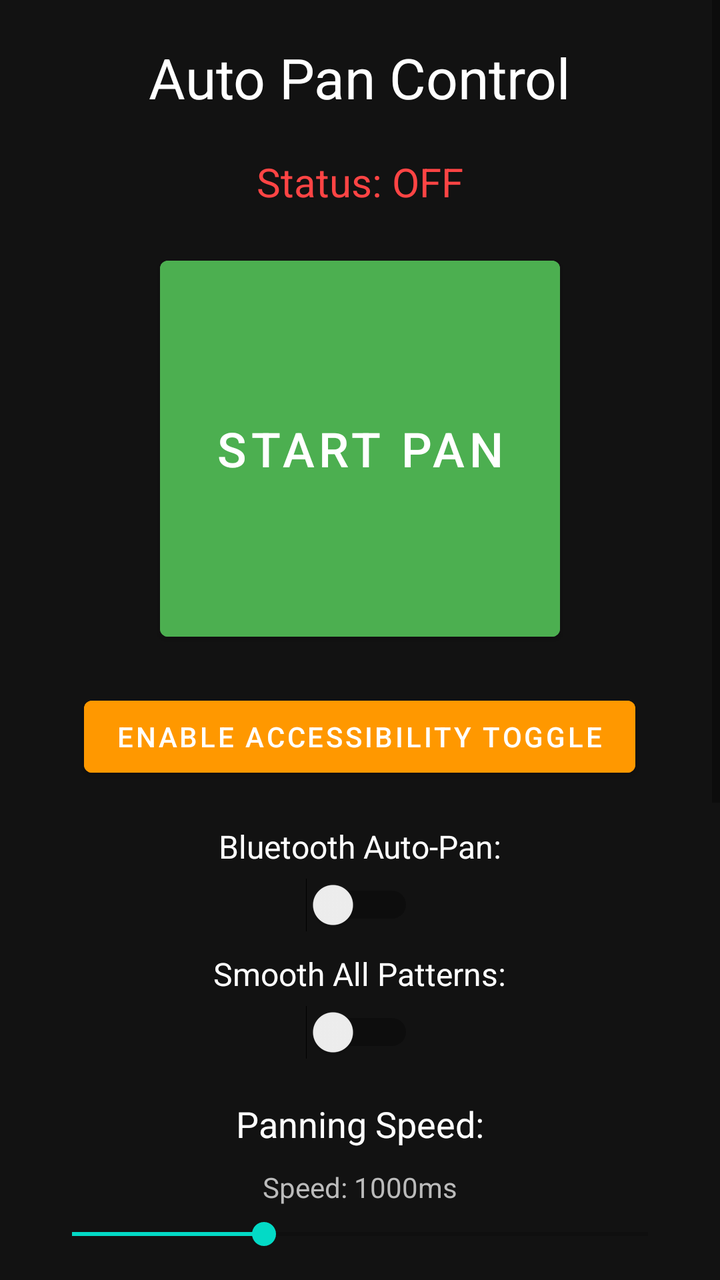
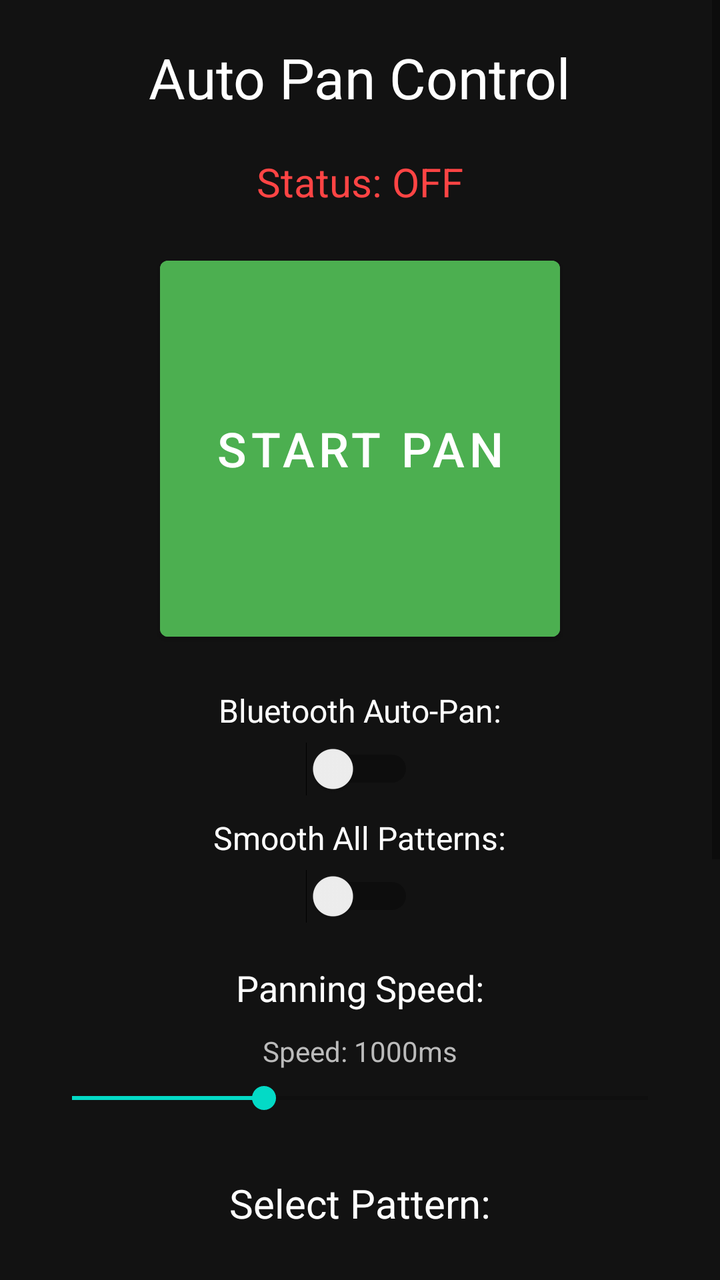

The first picture is an Android layout as it rendered before a commit; the second is the same layout after the commit. The layout source and the unified diff follow.
<!-- AndroidManifest.xml: fallback theme Theme.MaterialComponents.DayNight.NoActionBar -->
<!-- res/layout/activity_main.xml -->
<?xml version="1.0" encoding="utf-8"?>
<ScrollView xmlns:android="http://schemas.android.com/apk/res/android"
    android:layout_width="match_parent"
    android:layout_height="match_parent"
    android:background="#121212">
    
    <LinearLayout
        android:layout_width="match_parent"
        android:layout_height="wrap_content"
        android:orientation="vertical"
        android:gravity="center"
        android:padding="20dp">
        
        <TextView
            android:layout_width="wrap_content"
            android:layout_height="wrap_content"
            android:text="Auto Pan Control"
            android:textSize="28sp"
            android:textColor="#FFFFFF"
            android:layout_marginBottom="20dp"/>
        
        <TextView
            android:id="@+id/statusText"
            android:layout_width="wrap_content"
            android:layout_height="wrap_content"
            android:text="Status: OFF"
            android:textSize="20sp"
            android:textColor="#FF4444"
            android:layout_marginBottom="20dp"/>
        
        <Button
            android:id="@+id/toggleButton"
            android:layout_width="200dp"
            android:layout_height="200dp"
            android:text="START PAN"
            android:textSize="24sp"
            android:backgroundTint="#4CAF50"
            android:layout_marginBottom="20dp"/>
        
        <Button
            android:id="@+id/accessibilityButton"
            android:layout_width="wrap_content"
            android:layout_height="wrap_content"
            android:text="Enable Accessibility Toggle"
            android:textSize="14sp"
            android:backgroundTint="#FF9800"
            android:layout_marginBottom="20dp"/>
        
        <TextView
            android:layout_width="wrap_content"
            android:layout_height="wrap_content"
            android:text="Bluetooth Auto-Pan:"
            android:textSize="16sp"
            android:textColor="#FFFFFF"
            android:layout_marginBottom="5dp"/>
        
        <Switch
            android:id="@+id/bluetoothSwitch"
            android:layout_width="wrap_content"
            android:layout_height="wrap_content"
            android:layout_marginBottom="10dp"/>
        
        <TextView
            android:layout_width="wrap_content"
            android:layout_height="wrap_content"
            android:text="Smooth All Patterns:"
            android:textSize="16sp"
            android:textColor="#FFFFFF"
            android:layout_marginBottom="5dp"/>
        
        <Switch
            android:id="@+id/smoothSwitch"
            android:layout_width="wrap_content"
            android:layout_height="wrap_content"
            android:layout_marginBottom="20dp"/>
        
        <TextView
            android:layout_width="wrap_content"
            android:layout_height="wrap_content"
            android:text="Panning Speed:"
            android:textSize="18sp"
            android:textColor="#FFFFFF"
            android:layout_marginBottom="10dp"/>
        
        <TextView
            android:id="@+id/speedText"
            android:layout_width="wrap_content"
            android:layout_height="wrap_content"
            android:text="Speed: 1000ms"
            android:textSize="14sp"
            android:textColor="#BBBBBB"
            android:layout_marginBottom="5dp"/>
        
        <SeekBar
            android:id="@+id/speedSeekBar"
            android:layout_width="match_parent"
            android:layout_height="wrap_content"
            android:max="30"
            android:progress="10"
            android:layout_marginBottom="30dp"/>
        
        <TextView
            android:layout_width="wrap_content"
            android:layout_height="wrap_content"
            android:text="Select Pattern:"
            android:textSize="20sp"
            android:textColor="#FFFFFF"
            android:layout_marginBottom="10dp"/>
        
        <RadioGroup
            android:id="@+id/patternGroup"
            android:layout_width="match_parent"
            android:layout_height="wrap_content"
            android:orientation="vertical"
            android:padding="10dp">
            
            <RadioButton
                android:id="@+id/radioSmooth"
                android:layout_width="wrap_content"
                android:layout_height="wrap_content"
                android:text="Smooth"
                android:textColor="#FFFFFF"
                android:buttonTint="#4CAF50"/>
            
            <RadioButton
                android:id="@+id/radioHard"
                android:layout_width="wrap_content"
                android:layout_height="wrap_content"
                android:text="Hard Left/Right"
                android:textColor="#FFFFFF"
                android:buttonTint="#FF9800"/>
            
            <RadioButton
                android:id="@+id/radioWave"
                android:layout_width="wrap_content"
                android:layout_height="wrap_content"
                android:text="Wave"
                android:textColor="#FFFFFF"
                android:buttonTint="#2196F3"/>
            
            <RadioButton
                android:id="@+id/radioSubtle"
                android:layout_width="wrap_content"
                android:layout_height="wrap_content"
                android:text="Subtle"
                android:textColor="#FFFFFF"
                android:buttonTint="#9C27B0"/>
            
            <RadioButton
                android:id="@+id/radioCrazy"
                android:layout_width="wrap_content"
                android:layout_height="wrap_content"
                android:text="Crazy"
                android:textColor="#FFFFFF"
                android:buttonTint="#F44336"/>
            
            <RadioButton
                android:id="@+id/radioCustom"
                android:layout_width="wrap_content"
                android:layout_height="wrap_content"
                android:text="Custom Pattern"
                android:textColor="#FFFFFF"
                android:buttonTint="#00BCD4"/>
            
        </RadioGroup>
        
        <LinearLayout
            android:id="@+id/customContainer"
            android:layout_width="match_parent"
            android:layout_height="wrap_content"
            android:orientation="vertical"
            android:visibility="gone"
            android:padding="10dp">
            
            <TextView
                android:layout_width="wrap_content"
                android:layout_height="wrap_content"
                android:text="Custom Pattern:"
                android:textSize="16sp"
                android:textColor="#00BCD4"
                android:layout_marginBottom="15dp"/>
            
            <LinearLayout
                android:layout_width="match_parent"
                android:layout_height="wrap_content"
                android:orientation="vertical"
                android:background="#1E1E1E"
                android:padding="10dp"
                android:layout_marginBottom="20dp">
                
                <LinearLayout
                    android:layout_width="match_parent"
                    android:layout_height="wrap_content"
                    android:orientation="horizontal">
                    
                    <TextView
                        android:layout_width="0dp"
                        android:layout_height="wrap_content"
                        android:layout_weight="1"
                        android:text="LEFT"
                        android:textSize="12sp"
                        android:textColor="#FF5722"
                        android:gravity="start"/>
                    
                    <TextView
                        android:layout_width="0dp"
                        android:layout_height="wrap_content"
                        android:layout_weight="1"
                        android:text="CENTER"
                        android:textSize="12sp"
                        android:textColor="#FFFFFF"
                        android:gravity="center"/>
                    
                    <TextView
                        android:layout_width="0dp"
                        android:layout_height="wrap_content"
                        android:layout_weight="1"
                        android:text="RIGHT"
                        android:textSize="12sp"
                        android:textColor="#4CAF50"
                        android:gravity="end"/>
                    
                </LinearLayout>
                
                <LinearLayout
                    android:id="@+id/graphArea"
                    android:layout_width="match_parent"
                    android:layout_height="200dp"
                    android:orientation="vertical"
                    android:layout_marginTop="5dp"
                    android:layout_marginBottom="5dp"/>
                
                <LinearLayout
                    android:layout_width="match_parent"
                    android:layout_height="wrap_content"
                    android:orientation="horizontal">
                    
                    <TextView
                        android:layout_width="0dp"
                        android:layout_height="wrap_content"
                        android:layout_weight="1"
                        android:text="-0.8"
                        android:textSize="10sp"
                        android:textColor="#888888"
                        android:gravity="start"/>
                    
                    <TextView
                        android:layout_width="0dp"
                        android:layout_height="wrap_content"
                        android:layout_weight="1"
                        android:text="-0.4"
                        android:textSize="10sp"
                        android:textColor="#888888"
                        android:gravity="center"/>
                    
                    <TextView
                        android:layout_width="0dp"
                        android:layout_height="wrap_content"
                        android:layout_weight="1"
                        android:text="0"
                        android:textSize="10sp"
                        android:textColor="#FFFFFF"
                        android:gravity="center"/>
                    
                    <TextView
                        android:layout_width="0dp"
                        android:layout_height="wrap_content"
                        android:layout_weight="1"
                        android:text="+0.4"
                        android:textSize="10sp"
                        android:textColor="#888888"
                        android:gravity="center"/>
                    
                    <TextView
                        android:layout_width="0dp"
                        android:layout_height="wrap_content"
                        android:layout_weight="1"
                        android:text="+0.8"
                        android:textSize="10sp"
                        android:textColor="#888888"
                        android:gravity="end"/>
                    
                </LinearLayout>
                
            </LinearLayout>
            
            <TextView
                android:layout_width="wrap_content"
                android:layout_height="wrap_content"
                android:text="Quick Presets:"
                android:textSize="14sp"
                android:textColor="#BBBBBB"
                android:layout_marginBottom="10dp"/>
            
            <LinearLayout
                android:layout_width="match_parent"
                android:layout_height="wrap_content"
                android:orientation="horizontal"
                android:gravity="center"
                android:layout_marginBottom="20dp">
                
                <Button
                    android:id="@+id/presetSmooth"
                    android:layout_width="0dp"
                    android:layout_height="wrap_content"
                    android:layout_weight="1"
                    android:text="Smooth"
                    android:textSize="12sp"
                    android:backgroundTint="#4CAF50"
                    android:layout_margin="2dp"/>
                
                <Button
                    android:id="@+id/presetBounce"
                    android:layout_width="0dp"
                    android:layout_height="wrap_content"
                    android:layout_weight="1"
                    android:text="Bounce"
                    android:textSize="12sp"
                    android:backgroundTint="#FF9800"
                    android:layout_margin="2dp"/>
                
                <Button
                    android:id="@+id/presetCircle"
                    android:layout_width="0dp"
                    android:layout_height="wrap_content"
                    android:layout_weight="1"
                    android:text="Circle"
                    android:textSize="12sp"
                    android:backgroundTint="#2196F3"
                    android:layout_margin="2dp"/>
                
            </LinearLayout>
            
            <LinearLayout
                android:id="@+id/slidersContainer"
                android:layout_width="match_parent"
                android:layout_height="wrap_content"
                android:orientation="vertical"/>
            
        </LinearLayout>
        
    </LinearLayout>
</ScrollView>
<!-- resources referenced by this layout -->
<resources>

</resources>

<!-- the commit's change to res/layout/activity_main.xml (unified diff, before → after) -->
@@ -37,14 +37,6 @@
             android:backgroundTint="#4CAF50"
             android:layout_marginBottom="20dp"/>
         
-        <Button
-            android:id="@+id/accessibilityButton"
-            android:layout_width="wrap_content"
-            android:layout_height="wrap_content"
-            android:text="Enable Accessibility Toggle"
-            android:textSize="14sp"
-            android:backgroundTint="#FF9800"
-            android:layout_marginBottom="20dp"/>
         
         <TextView
             android:layout_width="wrap_content"
